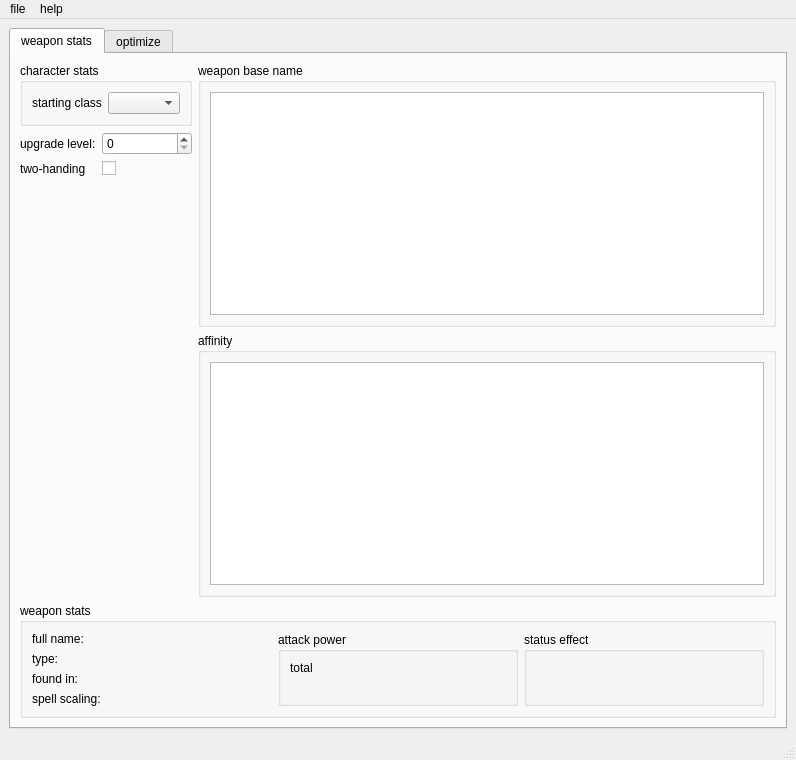
First picture: the form in src/main_window.ui, repository hanslhansl/elden-ring-damage-optimizer, before the edit.
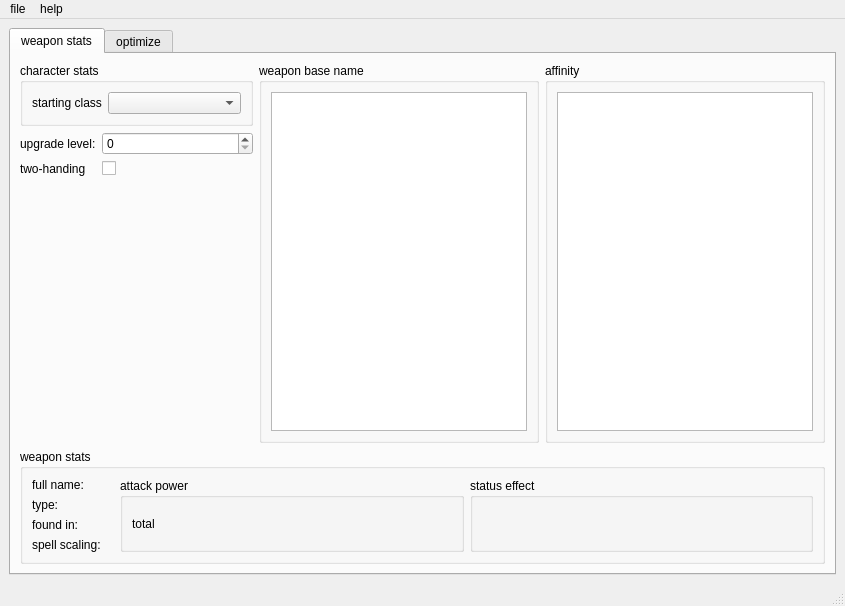
Second picture: the form after the edit.

What changed in the file:
```diff
--- a/src/main_window.ui
+++ b/src/main_window.ui
@@ -6,8 +6,8 @@
    <rect>
     <x>0</x>
     <y>0</y>
-    <width>796</width>
-    <height>760</height>
+    <width>845</width>
+    <height>606</height>
    </rect>
   </property>
   <property name="windowTitle">
@@ -92,15 +92,20 @@
            </layout>
           </item>
           <item>
-           <layout class="QVBoxLayout" name="verticalLayout_7">
-            <item>
              <widget class="QGroupBox" name="weapon_base_name_box">
               <property name="title">
                <string>weapon base name</string>
               </property>
               <layout class="QVBoxLayout" name="verticalLayout_4">
                <item>
-                <widget class="QListWidget" name="weapon_base_name_list"/>
+              <widget class="QListWidget" name="weapon_base_name_list">
+               <property name="sizePolicy">
+                <sizepolicy hsizetype="Minimum" vsizetype="Expanding">
+                 <horstretch>0</horstretch>
+                 <verstretch>0</verstretch>
+                </sizepolicy>
+               </property>
+              </widget>
                </item>
               </layout>
              </widget>
@@ -112,12 +117,17 @@
               </property>
               <layout class="QVBoxLayout" name="verticalLayout_5">
                <item>
-                <widget class="QListWidget" name="weapon_affinity_list"/>
-               </item>
-              </layout>
+              <widget class="QListWidget" name="weapon_affinity_list">
+               <property name="sizePolicy">
+                <sizepolicy hsizetype="Minimum" vsizetype="Expanding">
+                 <horstretch>0</horstretch>
+                 <verstretch>0</verstretch>
+                </sizepolicy>
+               </property>
              </widget>
             </item>
            </layout>
+           </widget>
           </item>
          </layout>
         </item>
@@ -196,14 +206,7 @@
              <property name="title">
               <string>attack power</string>
              </property>
-             <layout class="QFormLayout" name="attack_power_layout">
-              <item row="0" column="1">
-               <widget class="QLabel" name="total_attack_power_label">
-                <property name="text">
-                 <string/>
-                </property>
-               </widget>
-              </item>
+             <layout class="QGridLayout" name="attack_power_layout" columnstretch="1,0,0,0,0,0,0,0,0,0,0">
               <item row="0" column="0">
                <widget class="QLabel" name="label_9">
                 <property name="text">
@@ -219,7 +222,7 @@
              <property name="title">
               <string>status effect</string>
              </property>
-             <layout class="QFormLayout" name="status_effect_layout"/>
+             <layout class="QGridLayout" name="status_effect_layout" columnstretch="1"/>
             </widget>
            </item>
           </layout>
@@ -241,7 +244,7 @@
     <rect>
      <x>0</x>
      <y>0</y>
-     <width>796</width>
+     <width>845</width>
      <height>33</height>
     </rect>
    </property>
```
Left out of the diff: 23 changed lines with no effect on the pictures. Lines whose indentation alone changed are shown as unchanged.
